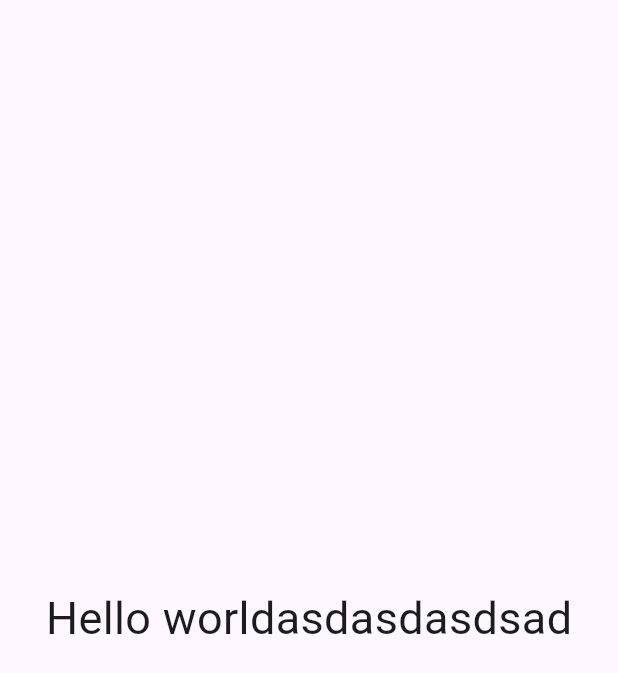
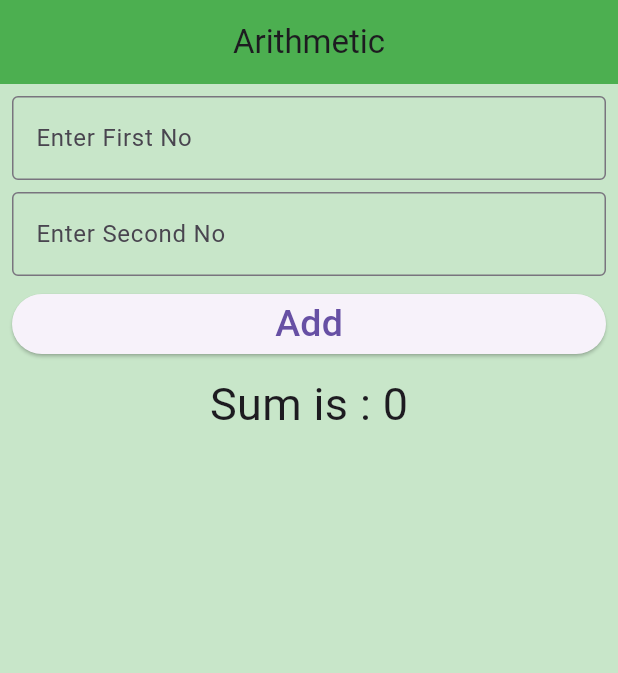
Before and after one commit to kiranrana8973/batch_32b, a Flutter app: the screen it shows after launch, on a phone screen of 412 x 824 dp. Shown: the top 673 px of the screen. Run offline on Flutter 3.47's test engine with Material 3 defaults, Android fonts, the phone set to English and light mode, and no system bars.

Commit message:
Added arithmetic screen

```diff
--- a/lib/app/app.dart
+++ b/lib/app/app.dart
@@ -1,4 +1,4 @@
-import 'package:batch_32b/screen/hello_world_screen.dart';
+import 'package:batch_32b/screen/arithmetic_screen.dart';
 import 'package:flutter/material.dart';
 
 class App extends StatelessWidget {
@@ -7,7 +7,8 @@ class App extends StatelessWidget {
   @override
   Widget build(BuildContext context) {
     return const MaterialApp(
-      home: HelloWorldScreen(),
+      debugShowCheckedModeBanner: false,
+      home: ArithmeticScreen(),
     );
   }
 }
--- /dev/null
+++ b/lib/screen/arithmetic_screen.dart
@@ -0,0 +1,61 @@
+import 'package:flutter/material.dart';
+
+class ArithmeticScreen extends StatelessWidget {
+  const ArithmeticScreen({super.key});
+
+  @override
+  Widget build(BuildContext context) {
+    return Scaffold(
+      backgroundColor: Colors.green[100],
+      appBar: AppBar(
+        title: const Text("Arithmetic"),
+        backgroundColor: Colors.green,
+        centerTitle: true,
+        elevation: 0,
+      ),
+      body: Padding(
+        padding: const EdgeInsets.all(8),
+        child: Column(
+          children: [
+            const TextField(
+              decoration: InputDecoration(
+                border: OutlineInputBorder(),
+                labelText: 'Enter First No',
+              ),
+            ),
+            const SizedBox(height: 8),
+            const TextField(
+              decoration: InputDecoration(
+                border: OutlineInputBorder(),
+                labelText: 'Enter Second No',
+              ),
+            ),
+            const SizedBox(height: 8),
+            // Button
+            SizedBox(
+              width: double.infinity,
+              child: ElevatedButton(
+                onPressed: () {},
+                child: const Text(
+                  'Add',
+                  style: TextStyle(
+                    fontSize: 25,
+                  ),
+                ),
+              ),
+            ),
+            const SizedBox(height: 8),
+
+            // Display informatuion
+            const Text(
+              'Sum is : 0',
+              style: TextStyle(
+                fontSize: 30,
+              ),
+            ),
+          ],
+        ),
+      ),
+    );
+  }
+}
```
